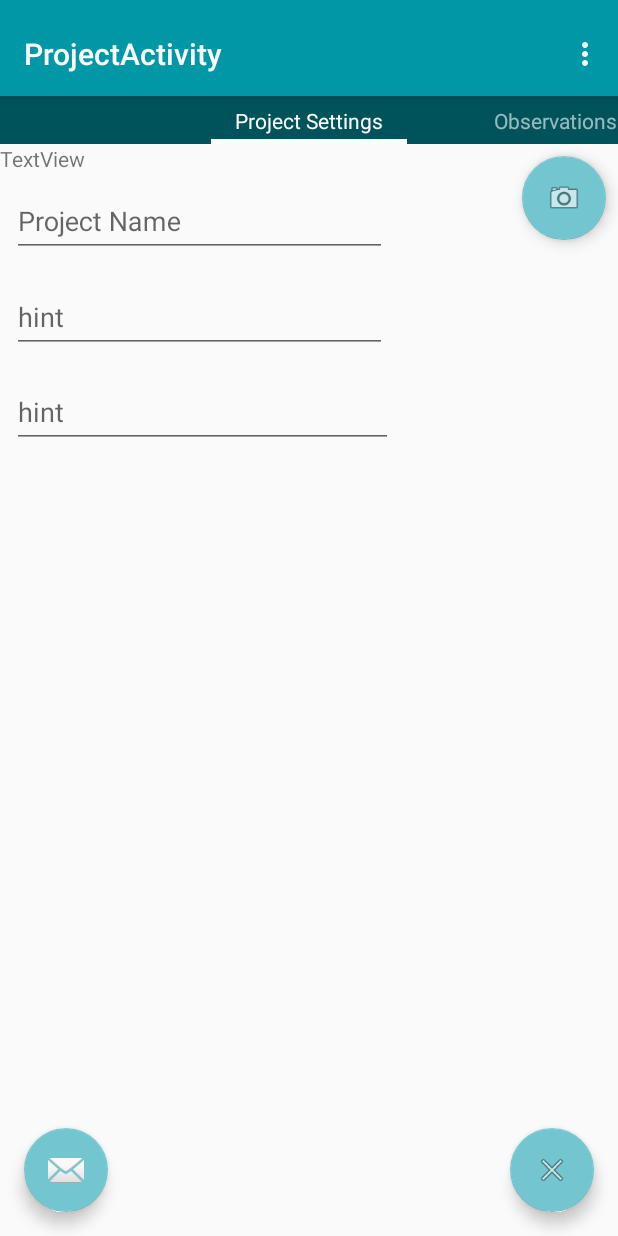
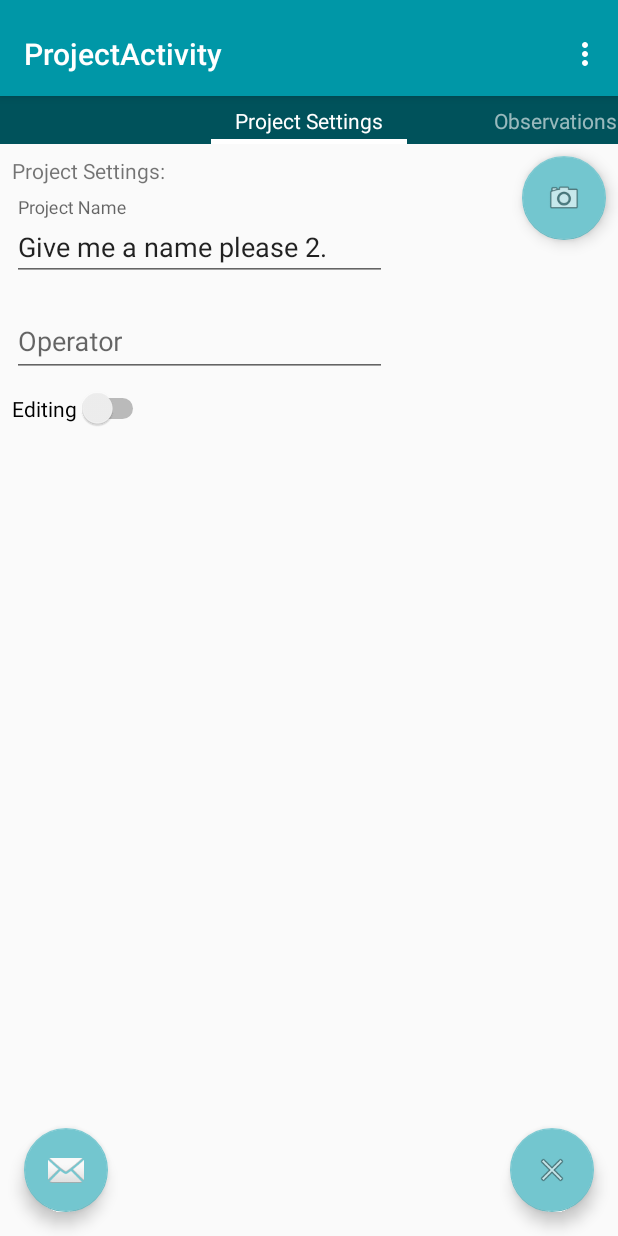
Before and after one commit to Kortforsyningen/GPSLogSheet2, an Android app: the screen it shows after launch (ProjectActivity), after a tap on "NEW PROJECT", on a phone screen of 412 x 824 dp. Run offline under Robolectric (Android 15) with nearby library versions, the phone set to English and light mode, and no system bars.

Commit message:
Dialog pops up if user presses back from ProjectActivity after having made changes. Switch enables and disables editing. Dates are now handled as long (milliseconds).

```diff
--- a/app/src/main/java/ref/sdfe/gpslogsheet2/ProjectActivity.java
+++ b/app/src/main/java/ref/sdfe/gpslogsheet2/ProjectActivity.java
@@ -22,6 +22,7 @@ import android.support.v7.widget.Toolbar;
 import android.net.Uri;
 
 import java.util.Collections;
+import java.util.Date;
 import java.util.GregorianCalendar;
 
 import android.support.design.widget.TabLayout;
@@ -43,7 +44,9 @@ import android.view.View;
 import android.view.ViewGroup;
 
 import android.widget.Button;
+import android.widget.CompoundButton;
 import android.widget.EditText;
+import android.widget.Switch;
 import android.widget.TableLayout;
 import android.widget.TextView;
 
@@ -70,8 +73,12 @@ public class ProjectActivity extends AppCompatActivity {
     static public ProjectEntry project_backup; // so that changes can be discarded.
     static public Boolean save = false; // should the project be saved
 
-    public static String current_projectName;
-    public static String current_projectOperator;
+    // Local variables for the text fields
+    private static String current_projectName;
+    private static String current_projectOperator;
+    private static String current_projectDate;
+    private static String current_projectModDate;
+
 
     private static InputFilter nameFilter;
     private static InputFilter numberFilter;
@@ -106,7 +113,12 @@ public class ProjectActivity extends AppCompatActivity {
         lastOpenedProject = prefs.getInt("lastOpenedProject", 0);
         if (lastOpenedProject > 0){
             project = db.getProjectEntry(lastOpenedProject);
-            project_backup = project;
+            try{
+                project_backup = (ProjectEntry) project.clone();
+            }catch(CloneNotSupportedException e){
+                Log.i("ProjectActivity","Cloning not supported :/");
+            }
+
         }else{
             //generate new id number for project.
             Integer id = 0;
@@ -118,11 +130,27 @@ public class ProjectActivity extends AppCompatActivity {
 
 
             project = new ProjectEntry(id);
-            project_backup = project;
+            try{
+                project_backup = (ProjectEntry) project.clone();
+            }catch(CloneNotSupportedException e){
+                Log.i("ProjectActivity","Cloning not supported :/");
+            }
             project.setName("Give me a name please 2.");
         }
+
+        // Load project data into local variables
         current_projectName = project.getName();
         Log.i("ProjectActivity",current_projectName);
+        current_projectOperator = project.getOperator();
+        Log.i("ProjectActivity",current_projectOperator);
+
+        // Get project dates and convert them to strings
+        long start_date_long = project.getStartDate();
+        Date start_date = new Date(start_date_long);
+        current_projectDate = start_date.toString();
+        long mod_date_long = project.getModDate();
+        Date mod_date = new Date(mod_date_long);
+        current_projectModDate = mod_date.toString();
 
         //LOCATION
         // Acquire a reference to the system Location Manager
@@ -157,7 +185,7 @@ public class ProjectActivity extends AppCompatActivity {
         mViewPager = (ViewPager) findViewById(R.id.container);
         mViewPager.setAdapter(mSectionsPagerAdapter);
 
-
+        // EMAIL BUTTON
         FloatingActionButton fab_email = (FloatingActionButton) findViewById(R.id.fab_email);
         fab_email.setOnClickListener(new View.OnClickListener() {
             @Override
@@ -176,8 +204,9 @@ public class ProjectActivity extends AppCompatActivity {
         fab_close.setOnClickListener(new View.OnClickListener() {
             @Override
             public void onClick(View view) {
-                Snackbar.make(view, "TODO: Save and close project.", Snackbar.LENGTH_LONG)
-                        .setAction("Action", null).show();
+
+                //Snackbar.make(view, "TODO: Save and close project.", Snackbar.LENGTH_LONG)
+                //        .setAction("Action", null).show();
 
                 final Dialog dialog = new Dialog(ProjectActivity.this);
                 LayoutInflater inflater = getLayoutInflater();
@@ -289,7 +318,71 @@ public class ProjectActivity extends AppCompatActivity {
                 }
             }
         };
+
     }
+
+@Override
+public void onBackPressed() {
+    Log.i("ProjectActivity","back pressed!");
+    final SharedPreferences.Editor editor = prefs.edit();
+
+    if (project_backup.getModDate() == project.getModDate()){
+        // No changes detected
+        Log.i("ProjectActivity","No changes detected.");
+        finish();
+    }else{
+        Log.i("ProjectActivity","back pressed! Dialog coming up!");
+        final Dialog dialog = new Dialog(ProjectActivity.this);
+        LayoutInflater inflater = getLayoutInflater();
+        View convertView = inflater.inflate(R.layout.close_dialog, new LinearLayoutCompat(mContext), false);
+        dialog.setContentView(convertView);
+        dialog.setCancelable(true);
+        dialog.setTitle("Close Project: Save or Discard changes?");
+
+        Button save_button = (Button)dialog.findViewById(R.id.save_button);
+        Button discard_button = (Button)dialog.findViewById(R.id.discard_button);
+
+        save_button.setOnClickListener(new View.OnClickListener() {
+            @Override
+            public void onClick(View v) {
+                // SAVE CODE HERE
+
+                // Clear lastOpenedProject from sharedprefs
+                save = true;
+                editor.putInt("lastOpenedProject", 0);
+                editor.apply();
+
+                // Close activity
+                dialog.dismiss();
+                finish();
+            }
+        });
+
+        discard_button.setOnClickListener(new View.OnClickListener() {
+            @Override
+            public void onClick(View v) {
+                // DISCARD CODE HERE
+
+                // read backup project.
+                save = true;
+                project = project_backup;
+
+
+                // Clear lastOpenedProject from sharedprefs
+                editor.putInt("lastOpenedProject", 0);
+                editor.apply();
+
+                // Close activity
+                dialog.dismiss();
+                finish();
+            }
+        });
+
+        dialog.show();
+    }
+
+
+}
 
 @Override
 protected void onDestroy(){
@@ -384,21 +477,16 @@ protected void onDestroy(){
             });
             // Text fields
             final EditText projectNameField = (EditText) rootView.findViewById(R.id.editProjectName);
+            projectNameField.setText(current_projectName);
             projectNameField.setFilters(new InputFilter[] {nameFilter });
-            final EditText operatorNameField = (EditText) rootView.findViewById(R.id.editOperator);
-
             projectNameField.addTextChangedListener(new TextWatcher() {
                 @Override
                 public void beforeTextChanged(CharSequence s, int start, int count, int after) {
-
-
                 }
-
                 @Override
                 public void onTextChanged(CharSequence s, int start, int before, int count) {
                     project.setModDate();
                 }
-
                 @Override
                 public void afterTextChanged(Editable s) {
                     //TODO: make uniqueness test here!
@@ -409,8 +497,48 @@ protected void onDestroy(){
                     Log.i("ProjectEntry", "Project Name really IS " + project.getName());
                 }
             });
+            projectNameField.setFocusable(false);
 
+            final EditText operatorNameField = (EditText) rootView.findViewById(R.id.editOperator);
+            operatorNameField.setText(current_projectOperator);
+            operatorNameField.setFilters(new InputFilter[] {nameFilter });
+            operatorNameField.addTextChangedListener(new TextWatcher() {
+                @Override
+                public void beforeTextChanged(CharSequence s, int start, int count, int after) {
+                }
+                @Override
+                public void onTextChanged(CharSequence s, int start, int before, int count) {
+                    project.setModDate();
+                }
+                @Override
+                public void afterTextChanged(Editable s) {
+                    //TODO: make uniqueness test here!
+                    //if (~(projectNameField.getText()
+                    project.setOperator(operatorNameField.getText().toString());
+                    current_projectOperator = operatorNameField.getText().toString();
+                    Log.i("ProjectSettings", "Operator Name Set to " + operatorNameField.getText().toString());
+                    Log.i("ProjectEntry", "Operator Name really IS " + project.getOperator());
+                }
+            });
+            operatorNameField.setFocusable(false);
 
+            //Switch that toggles editing
+            Switch editSwitch = (Switch) rootView.findViewById(R.id.edit_switch);
+            editSwitch.setChecked(false);
+            editSwitch.setOnCheckedChangeListener(new CompoundButton.OnCheckedChangeListener() {
+                public void onCheckedChanged(CompoundButton buttonView, boolean isChecked) {
+                    if (isChecked) {
+                        projectNameField.setFocusableInTouchMode(true);
+                        operatorNameField.setFocusableInTouchMode(true);
+                        Log.i("ProjectSettings","switch on!");
+                    } else {
+                        operatorNameField.setFocusable(false);
+                        projectNameField.setFocusable(false);
+                        Log.i("ProjectSettings","switch off!");
+                    }
+                }
+            });
+            editSwitch.setChecked(false);
             return rootView;
         }
     }
--- a/app/src/main/java/ref/sdfe/gpslogsheet2/ProjectEntry.java
+++ b/app/src/main/java/ref/sdfe/gpslogsheet2/ProjectEntry.java
@@ -11,13 +11,13 @@ import java.util.HashMap;
  * Created by B028406 on 01-06-2017.
  */
 
-class ProjectEntry {
+class ProjectEntry implements Cloneable{
     private int id;
     private String name;
     private String operator;
-    private int startDate;
-    private int endDate;
-    private int modDate;
+    private long startDate;
+    private long endDate;
+    private long modDate;
     private HashMap<Integer,Setup> setups; //HasMap to store setups
 
     public ProjectEntry(int id) {
@@ -25,8 +25,8 @@ class ProjectEntry {
         * This constructor automatically gets current date
         * */
         this.id = id;
-        this.startDate = GregorianCalendar.DATE;
-        this.modDate = startDate;
+        this.startDate = System.currentTimeMillis();
+        this.modDate = System.currentTimeMillis();
     }
 
     public String getJsonString() {
@@ -34,11 +34,13 @@ class ProjectEntry {
         return gson.toJson(this);
     }
 
-    public int getModDate() {
+    public long getModDate() {
         return modDate;
     }
     public void setModDate() {
-        this.modDate = GregorianCalendar.DATE;
+        // TODO: This just gives the number five.
+        //this.modDate = GregorianCalendar.DATE;
+        this.modDate = System.currentTimeMillis();
     }
     public int getId() {
         return id;
@@ -50,13 +52,13 @@ class ProjectEntry {
         this.operator = operator;
         setModDate();
     }
-    public int getStartDate() {
+    public long getStartDate() {
         return startDate;
     }
-    public int getEndDate() {
+    public long getEndDate() {
         return endDate;
     }
-    public void setEndDate(int endDate) {
+    public void setEndDate(long endDate) {
         this.endDate = endDate;
         setModDate();
     }
@@ -71,6 +73,11 @@ class ProjectEntry {
     public void addSetup(Setup setup){
         this.setups.put(setup.getId(), setup);
         setModDate();
+    }
+
+    // OLDJO: Added this so that Project activity can store an unaltered copy.
+    protected Object clone() throws CloneNotSupportedException {
+        return super.clone();
     }
 
 
--- a/app/src/main/res/layout/fragment_project.xml
+++ b/app/src/main/res/layout/fragment_project.xml
@@ -17,9 +17,11 @@
         android:id="@+id/textView"
         android:layout_width="wrap_content"
         android:layout_height="wrap_content"
-        android:text="TextView"
-        tools:layout_editor_absoluteY="0dp"
-        tools:layout_editor_absoluteX="16dp" />
+        android:text="@string/project_settings_title"
+        app:layout_constraintTop_toTopOf="parent"
+        android:layout_marginTop="8dp"
+        android:layout_marginLeft="8dp"
+        app:layout_constraintLeft_toLeftOf="parent" />
 
     <android.support.design.widget.FloatingActionButton
         android:id="@+id/floatingCameraButton"
@@ -37,46 +39,6 @@
         android:layout_marginEnd="8dp" />
 
     <android.support.design.widget.TextInputLayout
-        android:id="@+id/textInputLayout"
-        android:layout_width="250dp"
-        android:layout_height="wrap_content"
-        android:layout_marginStart="8dp"
-        app:layout_constraintTop_toBottomOf="@+id/textView"
-        android:layout_marginLeft="8dp"
-        app:layout_constraintLeft_toLeftOf="parent">
-
-        <EditText
-            android:id="@+id/editProjectName"
-            android:layout_width="match_parent"
-            android:layout_height="wrap_content"
-            android:hint="@string/edit_project_name"
-            android:nextFocusUp="@id/editProjectName"
-            android:nextFocusLeft="@id/editProjectName"/>
-
-    </android.support.design.widget.TextInputLayout>
-
-    <android.support.design.widget.TextInputLayout
-        android:layout_width="250dp"
-        android:layout_height="56dp"
-        android:layout_marginEnd="8dp"
-        android:layout_marginRight="8dp"
-        android:layout_marginStart="8dp"
-        app:layout_constraintRight_toRightOf="@+id/textInputLayout2"
-        android:layout_marginLeft="8dp"
-        app:layout_constraintLeft_toLeftOf="parent"
-        android:layout_marginTop="7dp"
-        app:layout_constraintTop_toBottomOf="@+id/textInputLayout2"
-        app:layout_constraintHorizontal_bias="0.0">
-
-        <EditText
-            android:id="@+id/editText3"
-            android:layout_width="576dp"
-            android:layout_height="wrap_content"
-            android:layout_weight="1"
-            android:hint="hint" />
-    </android.support.design.widget.TextInputLayout>
-
-    <android.support.design.widget.TextInputLayout
         android:id="@+id/textInputLayout2"
         android:layout_width="250dp"
         android:layout_height="wrap_content"
@@ -90,9 +52,39 @@
             android:id="@+id/editOperator"
             android:layout_width="match_parent"
             android:layout_height="wrap_content"
-            android:hint="hint" />
+            android:hint="@string/operatorString" />
 
     </android.support.design.widget.TextInputLayout>
 
+    <android.support.design.widget.TextInputLayout
+        android:id="@+id/textInputLayout"
+        android:layout_width="250dp"
+        android:layout_height="wrap_content"
+        android:layout_marginLeft="16dp"
+        android:layout_marginStart="8dp"
+        android:layout_marginTop="8dp"
+        app:layout_constraintLeft_toLeftOf="parent"
+        app:layout_constraintTop_toBottomOf="@+id/textView">
+
+        <EditText
+            android:id="@+id/editProjectName"
+            android:layout_width="match_parent"
+            android:layout_height="wrap_content"
+            android:hint="@string/edit_project_name"
+            android:nextFocusLeft="@id/editProjectName"
+            android:nextFocusUp="@id/editProjectName" />
+
+    </android.support.design.widget.TextInputLayout>
+
+    <Switch
+        android:id="@+id/edit_switch"
+        android:layout_width="wrap_content"
+        android:layout_height="wrap_content"
+        android:text="@string/edit_switch"
+        android:layout_marginTop="7dp"
+        app:layout_constraintTop_toBottomOf="@+id/textInputLayout2"
+        android:layout_marginLeft="8dp"
+        app:layout_constraintLeft_toLeftOf="parent" />
+
 
 </android.support.constraint.ConstraintLayout>
--- a/app/src/main/res/values/strings.xml
+++ b/app/src/main/res/values/strings.xml
@@ -92,5 +92,8 @@
     <string name="updateActivityTitle">Updating...</string>
     <string name="updateCancelButton">Cancel Update</string>
     <string name="edit_project_name">Project Name</string>
+    <string name="project_settings_title">Project Settings:</string>
+    <string name="operatorString">Operator</string>
+    <string name="edit_switch">Editing</string>
 
 </resources>
```
